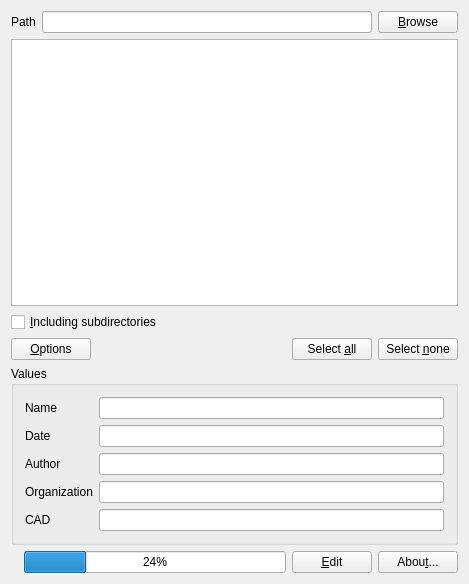
Before: the Qt Designer form src/mainwindow.ui in ZIMA-Engineering/ZIMA-STEP-Edit, drawn with Qt 5.
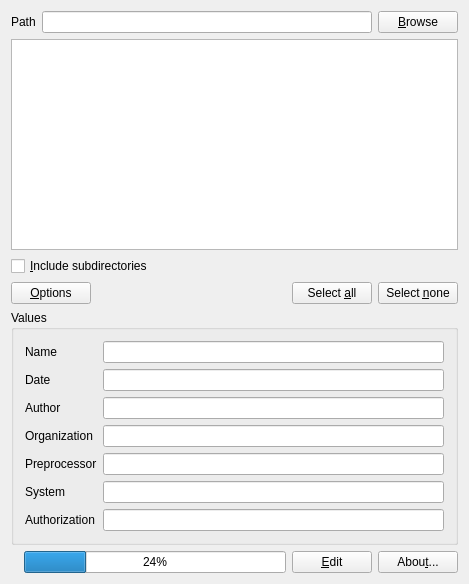
After: the same form once the commit is applied. Icons and pictures are not drawn.

```diff
--- a/src/mainwindow.ui
+++ b/src/mainwindow.ui
@@ -59,7 +59,7 @@
     <item>
      <widget class="QCheckBox" name="subdirsCheckBox">
       <property name="text">
-       <string>&amp;Including subdirectories</string>
+       <string>&amp;Include subdirectories</string>
       </property>
       <property name="checked">
        <bool>false</bool>
@@ -153,10 +153,47 @@
        <item row="3" column="1">
         <widget class="QLineEdit" name="organizationLineEdit"/>
        </item>
-       <item row="4" column="0">
+       <item row="5" column="0">
         <widget class="QLabel" name="cadLabel">
          <property name="text">
-          <string>CAD</string>
+          <string>System</string>
+         </property>
+        </widget>
+       </item>
+       <item row="5" column="1">
+        <widget class="QLineEdit" name="systemLineEdit">
+         <property name="toolTip">
+          <string>The system from which the data in this exchange structure originated.</string>
+         </property>
+         <property name="maxLength">
+          <number>255</number>
+         </property>
+        </widget>
+       </item>
+       <item row="6" column="0">
+        <widget class="QLabel" name="authorizationLabel">
+         <property name="toolTip">
+          <string>The name and mailing address of the person who authorized the sending of the exchange structure.</string>
+         </property>
+         <property name="text">
+          <string>Authorization</string>
+         </property>
+        </widget>
+       </item>
+       <item row="6" column="1">
+        <widget class="QLineEdit" name="authorizationLineEdit">
+         <property name="toolTip">
+          <string>The name and mailing address of the person who authorized the sending of the exchange structure.</string>
+         </property>
+        </widget>
+       </item>
+       <item row="4" column="0">
+        <widget class="QLabel" name="preprocessorLabel">
+         <property name="toolTip">
+          <string>System used to create the exchange structure, including the system product name and version.</string>
+         </property>
+         <property name="text">
+          <string>Preprocessor</string>
          </property>
         </widget>
        </item>
```
Left out of the diff: 39 changed lines with no effect on the pictures.
